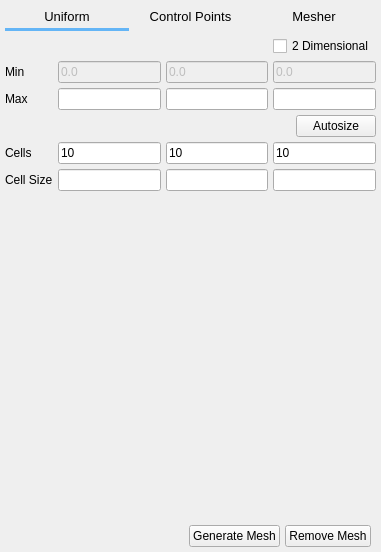
The window that gui/uifiles/mesh.ui (truongd8593/mfix) describes before a commit, drawn with Qt 5.
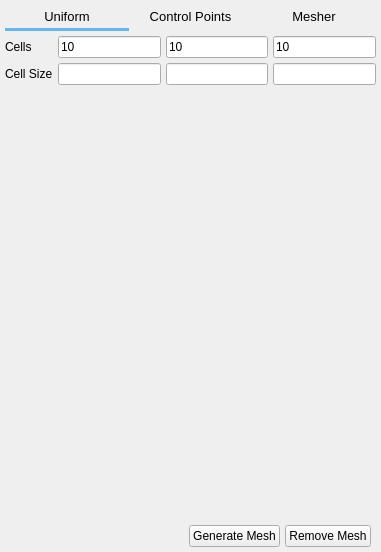
The same window after the commit. Custom widgets are drawn as their Qt base class.

```diff
--- a/gui/uifiles/mesh.ui
+++ b/gui/uifiles/mesh.ui
@@ -88,180 +88,73 @@
        <property name="spacing">
         <number>5</number>
        </property>
-       <item row="2" column="2">
-        <widget class="LineEdit" name="lineedit_keyword_ylength"/>
-       </item>
-       <item row="4" column="0">
-        <widget class="QLabel" name="label_4">
-         <property name="text">
-          <string>Cells</string>
-         </property>
-        </widget>
-       </item>
-       <item row="5" column="3">
-        <widget class="QLineEdit" name="lineedit_mesh_cells_size_z">
-         <property name="readOnly">
-          <bool>true</bool>
-         </property>
-        </widget>
-       </item>
-       <item row="1" column="3">
-        <widget class="LineEdit" name="lineedit_keyword_zmin">
-         <property name="enabled">
-          <bool>false</bool>
-         </property>
-         <property name="text">
-          <string>0.0</string>
-         </property>
-        </widget>
-       </item>
-       <item row="4" column="3">
-        <widget class="LineEdit" name="lineedit_keyword_kmax">
+       <item row="0" column="1">
+        <widget class="LineEdit" name="lineedit_keyword_imax">
          <property name="text">
           <string>10</string>
          </property>
         </widget>
        </item>
-       <item row="6" column="1">
-        <spacer name="verticalSpacer_8">
-         <property name="orientation">
-          <enum>Qt::Vertical</enum>
-         </property>
-         <property name="sizeHint" stdset="0">
-          <size>
-           <width>20</width>
-           <height>40</height>
-          </size>
-         </property>
-        </spacer>
-       </item>
-       <item row="2" column="1">
-        <widget class="LineEdit" name="lineedit_keyword_xlength"/>
-       </item>
-       <item row="2" column="0">
-        <widget class="QLabel" name="label_3">
-         <property name="text">
-          <string>Max</string>
-         </property>
-        </widget>
-       </item>
        <item row="1" column="1">
-        <widget class="LineEdit" name="lineedit_keyword_xmin">
-         <property name="enabled">
-          <bool>false</bool>
-         </property>
-         <property name="text">
-          <string>0.0</string>
-         </property>
-        </widget>
-       </item>
-       <item row="2" column="3">
-        <widget class="LineEdit" name="lineedit_keyword_zlength"/>
-       </item>
-       <item row="1" column="0">
-        <widget class="QLabel" name="label_2">
-         <property name="text">
-          <string>Min</string>
-         </property>
-        </widget>
-       </item>
-       <item row="5" column="2">
-        <widget class="QLineEdit" name="lineedit_mesh_cells_size_y">
+        <widget class="QLineEdit" name="lineedit_mesh_cells_size_x">
          <property name="readOnly">
           <bool>true</bool>
          </property>
         </widget>
        </item>
-       <item row="4" column="2">
-        <widget class="LineEdit" name="lineedit_keyword_jmax">
-         <property name="text">
-          <string>10</string>
-         </property>
-        </widget>
-       </item>
-       <item row="5" column="0">
+       <item row="1" column="0">
         <widget class="QLabel" name="label_5">
          <property name="text">
           <string>Cell Size</string>
          </property>
         </widget>
        </item>
-       <item row="5" column="1">
-        <widget class="QLineEdit" name="lineedit_mesh_cells_size_x">
-         <property name="readOnly">
-          <bool>true</bool>
-         </property>
-        </widget>
-       </item>
-       <item row="4" column="1">
-        <widget class="LineEdit" name="lineedit_keyword_imax">
+       <item row="0" column="2">
+        <widget class="LineEdit" name="lineedit_keyword_jmax">
          <property name="text">
           <string>10</string>
          </property>
         </widget>
        </item>
        <item row="1" column="2">
-        <widget class="LineEdit" name="lineedit_keyword_ymin">
-         <property name="enabled">
-          <bool>false</bool>
-         </property>
-         <property name="text">
-          <string>0.0</string>
+        <widget class="QLineEdit" name="lineedit_mesh_cells_size_y">
+         <property name="readOnly">
+          <bool>true</bool>
          </property>
         </widget>
        </item>
+       <item row="2" column="1">
+        <spacer name="verticalSpacer_8">
+         <property name="orientation">
+          <enum>Qt::Vertical</enum>
+         </property>
+         <property name="sizeHint" stdset="0">
+          <size>
+           <width>20</width>
+           <height>40</height>
+          </size>
+         </property>
+        </spacer>
+       </item>
        <item row="0" column="3">
-        <widget class="CheckBox" name="checkbox_keyword_no_k">
+        <widget class="LineEdit" name="lineedit_keyword_kmax">
          <property name="text">
-          <string>2 Dimensional</string>
+          <string>10</string>
          </property>
         </widget>
        </item>
-       <item row="3" column="0" colspan="4">
-        <widget class="QFrame" name="frame_8">
-         <property name="frameShape">
-          <enum>QFrame::NoFrame</enum>
+       <item row="1" column="3">
+        <widget class="QLineEdit" name="lineedit_mesh_cells_size_z">
+         <property name="readOnly">
+          <bool>true</bool>
          </property>
-         <property name="frameShadow">
-          <enum>QFrame::Raised</enum>
+        </widget>
+       </item>
+       <item row="0" column="0">
+        <widget class="QLabel" name="label_4">
+         <property name="text">
+          <string>Cells</string>
          </property>
-         <layout class="QHBoxLayout" name="horizontalLayout_5">
-          <property name="spacing">
-           <number>0</number>
-          </property>
-          <property name="leftMargin">
-           <number>0</number>
-          </property>
-          <property name="topMargin">
-           <number>0</number>
-          </property>
-          <property name="rightMargin">
-           <number>0</number>
-          </property>
-          <property name="bottomMargin">
-           <number>0</number>
-          </property>
-          <item>
-           <spacer name="horizontalSpacer_3">
-            <property name="orientation">
-             <enum>Qt::Horizontal</enum>
-            </property>
-            <property name="sizeHint" stdset="0">
-             <size>
-              <width>40</width>
-              <height>20</height>
-             </size>
-            </property>
-           </spacer>
-          </item>
-          <item>
-           <widget class="QPushButton" name="pushbutton_mesh_autosize">
-            <property name="text">
-             <string>Autosize</string>
-            </property>
-           </widget>
-          </item>
-         </layout>
         </widget>
        </item>
       </layout>
@@ -998,11 +891,6 @@
    <extends>QLineEdit</extends>
    <header>widgets/base</header>
   </customwidget>
-  <customwidget>
-   <class>CheckBox</class>
-   <extends>QCheckBox</extends>
-   <header>widgets/base</header>
-  </customwidget>
  </customwidgets>
  <tabstops>
   <tabstop>pushbutton_mesh_uniform</tabstop>
```
Left out of the diff: 144 changed lines with no effect on the pictures.
